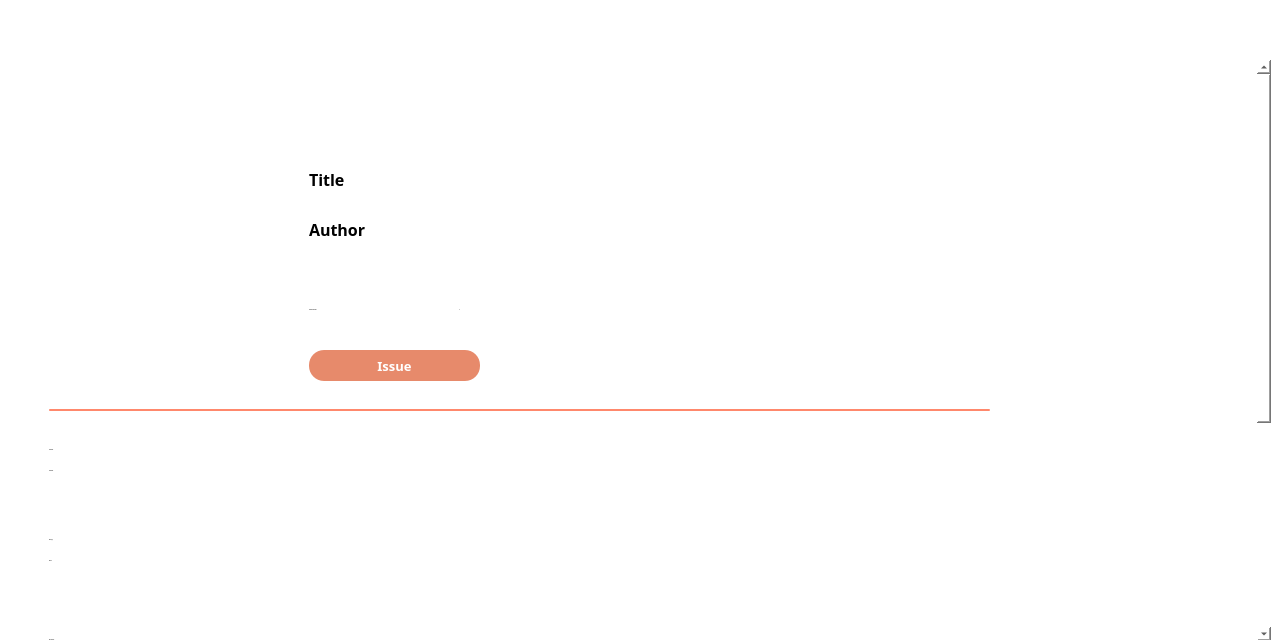
First picture: the form in LibraryInformationSystem/bookdetails.ui, repository janelle-lr/CS106LibraryInformationSystem, before the edit.
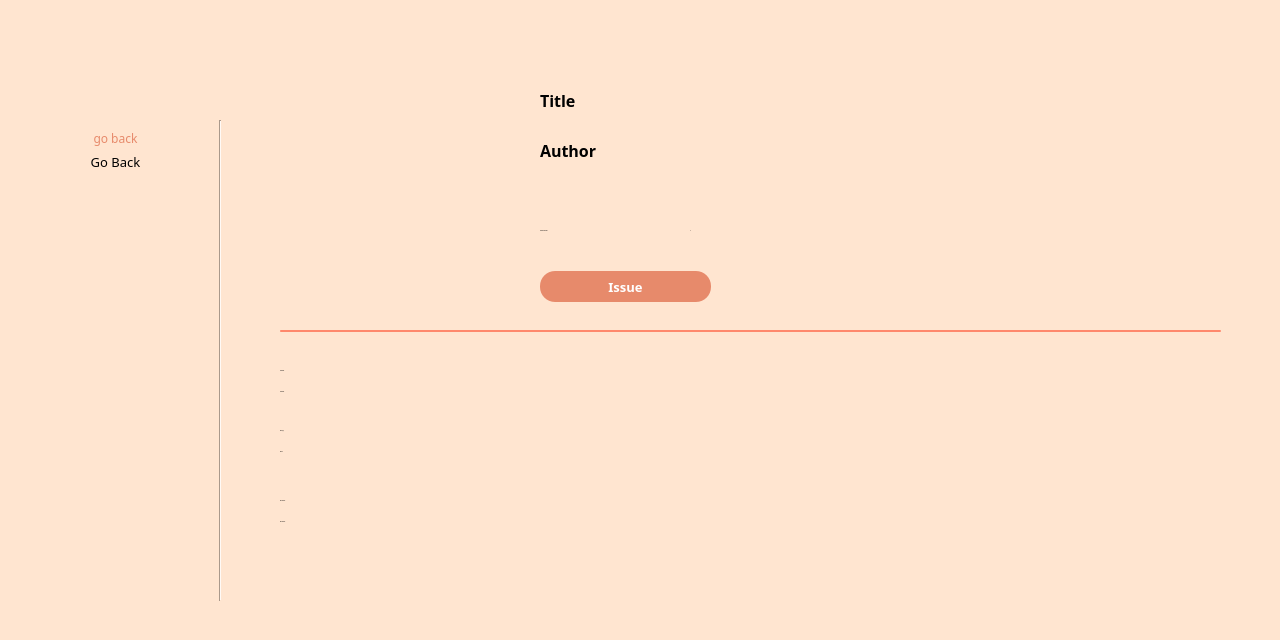
Second picture: the form after the edit. Icons and pictures are not drawn.

Diff of the .ui file:
```diff
--- a/LibraryInformationSystem/bookdetails.ui
+++ b/LibraryInformationSystem/bookdetails.ui
@@ -27,9 +27,11 @@
   </property>
   <widget class="QWidget" name="centralwidget">
    <property name="styleSheet">
-    <string notr="true">QWidget {
-background: #fff;
-font-family: Montserrat;
+    <string notr="true">
+
+QWidget{
+	background: #FFE5D0;
+	font-family: Montserrat;
 }
 
 QPushButton {
@@ -40,9 +42,9 @@
    <widget class="QScrollArea" name="scrollArea">
     <property name="geometry">
      <rect>
-      <x>0</x>
+      <x>230</x>
       <y>60</y>
-      <width>1271</width>
+      <width>1041</width>
       <height>581</height>
      </rect>
     </property>
@@ -58,18 +60,24 @@
      <property name="geometry">
       <rect>
        <x>0</x>
-       <y>-282</y>
-       <width>1254</width>
-       <height>918</height>
+       <y>0</y>
+       <width>1041</width>
+       <height>581</height>
       </rect>
      </property>
-     <layout class="QGridLayout" name="gridLayout_2">
-      <item row="0" column="0">
        <widget class="QFrame" name="frame_2">
+      <property name="geometry">
+       <rect>
+        <x>20</x>
+        <y>-20</y>
+        <width>991</width>
+        <height>581</height>
+       </rect>
+      </property>
         <property name="minimumSize">
          <size>
           <width>0</width>
-          <height>900</height>
+        <height>0</height>
          </size>
         </property>
         <property name="styleSheet">
@@ -86,8 +94,8 @@
         <widget class="QLabel" name="bookImage">
          <property name="geometry">
           <rect>
-           <x>100</x>
-           <y>100</y>
+         <x>90</x>
+         <y>50</y>
            <width>161</width>
            <height>211</height>
           </rect>
@@ -102,8 +110,8 @@
         <widget class="QPushButton" name="issueButton">
          <property name="geometry">
           <rect>
-           <x>300</x>
-           <y>281</y>
+         <x>290</x>
+         <y>231</y>
            <width>171</width>
            <height>31</height>
           </rect>
@@ -130,8 +138,8 @@
         <widget class="QLabel" name="availabilityLabel">
          <property name="geometry">
           <rect>
-           <x>300</x>
-           <y>230</y>
+         <x>290</x>
+         <y>180</y>
            <width>141</width>
            <height>21</height>
           </rect>
@@ -160,8 +168,8 @@
         <widget class="QLabel" name="publisherLabel_3">
          <property name="geometry">
           <rect>
-           <x>40</x>
-           <y>370</y>
+         <x>30</x>
+         <y>320</y>
            <width>331</width>
            <height>21</height>
           </rect>
@@ -190,8 +198,8 @@
         <widget class="QLabel" name="descriptionLabel_2">
          <property name="geometry">
           <rect>
-           <x>40</x>
-           <y>560</y>
+         <x>30</x>
+         <y>450</y>
            <width>331</width>
            <height>21</height>
           </rect>
@@ -220,8 +228,8 @@
         <widget class="QLabel" name="genreLabel_3">
          <property name="geometry">
           <rect>
-           <x>40</x>
-           <y>460</y>
+         <x>30</x>
+         <y>380</y>
            <width>331</width>
            <height>21</height>
           </rect>
@@ -250,8 +258,8 @@
         <widget class="QPushButton" name="savePushButton_5">
          <property name="geometry">
           <rect>
-           <x>40</x>
-           <y>340</y>
+         <x>30</x>
+         <y>290</y>
            <width>941</width>
            <height>2</height>
           </rect>
@@ -269,9 +277,9 @@
         <widget class="QLabel" name="titleLabel">
          <property name="geometry">
           <rect>
-           <x>300</x>
-           <y>100</y>
-           <width>101</width>
+         <x>290</x>
+         <y>50</y>
+         <width>691</width>
            <height>21</height>
           </rect>
          </property>
@@ -290,9 +298,9 @@
         <widget class="QLabel" name="authorLabel">
          <property name="geometry">
           <rect>
-           <x>300</x>
-           <y>150</y>
-           <width>101</width>
+         <x>290</x>
+         <y>100</y>
+         <width>691</width>
            <height>21</height>
           </rect>
          </property>
@@ -311,8 +319,8 @@
         <widget class="QLabel" name="stockLabel">
          <property name="geometry">
           <rect>
-           <x>450</x>
-           <y>230</y>
+         <x>440</x>
+         <y>180</y>
            <width>141</width>
            <height>21</height>
           </rect>
@@ -341,8 +349,8 @@
         <widget class="QLabel" name="publisher">
          <property name="geometry">
           <rect>
-           <x>40</x>
-           <y>400</y>
+         <x>30</x>
+         <y>350</y>
            <width>941</width>
            <height>21</height>
           </rect>
@@ -371,8 +379,8 @@
         <widget class="QLabel" name="genre">
          <property name="geometry">
           <rect>
-           <x>40</x>
-           <y>490</y>
+         <x>30</x>
+         <y>410</y>
            <width>941</width>
            <height>21</height>
           </rect>
@@ -401,10 +409,10 @@
         <widget class="QLabel" name="description">
          <property name="geometry">
           <rect>
-           <x>40</x>
-           <y>590</y>
+         <x>30</x>
+         <y>480</y>
            <width>941</width>
-           <height>21</height>
+         <height>71</height>
           </rect>
          </property>
          <property name="font">
@@ -429,9 +437,98 @@
          </property>
         </widget>
        </widget>
+    </widget>
+   </widget>
+   <widget class="Line" name="line">
+    <property name="geometry">
+     <rect>
+      <x>210</x>
+      <y>120</y>
+      <width>21</width>
+      <height>481</height>
+     </rect>
+    </property>
+    <property name="styleSheet">
+     <string notr="true">Line{
+	color:rgb(221, 46, 68);
+}</string>
+    </property>
+    <property name="orientation">
+     <enum>Qt::Vertical</enum>
+    </property>
+   </widget>
+   <widget class="QWidget" name="layoutWidget">
+    <property name="geometry">
+     <rect>
+      <x>20</x>
+      <y>130</y>
+      <width>191</width>
+      <height>471</height>
+     </rect>
+    </property>
+    <layout class="QVBoxLayout" name="verticalLayout_5">
+     <item>
+      <widget class="QLabel" name="backIcon">
+       <property name="styleSheet">
+        <string notr="true">QLabel{
+	color: rgb(231, 138, 107);
+}</string>
+       </property>
+       <property name="text">
+        <string>go back</string>
+       </property>
+       <property name="alignment">
+        <set>Qt::AlignCenter</set>
+       </property>
+      </widget>
+     </item>
+     <item>
+      <widget class="QPushButton" name="backBtn">
+       <property name="styleSheet">
+        <string notr="true">QPushButton{
+	border-radius:15px;
+	font: 14px &quot;Montserrat&quot;;
+}
+
+QPushButton:hover {
+	text-decoration: underline;
+}</string>
+       </property>
+       <property name="text">
+        <string>Go Back</string>
+       </property>
+      </widget>
+     </item>
+     <item>
+      <spacer name="verticalSpacer_3">
+       <property name="orientation">
+        <enum>Qt::Vertical</enum>
+       </property>
+       <property name="sizeHint" stdset="0">
+        <size>
+         <width>20</width>
+         <height>40</height>
+        </size>
+       </property>
+      </spacer>
       </item>
      </layout>
     </widget>
+   <widget class="QLabel" name="logoImage">
+    <property name="geometry">
+     <rect>
+      <x>10</x>
+      <y>30</y>
+      <width>221</width>
+      <height>71</height>
+     </rect>
+    </property>
+    <property name="text">
+     <string/>
+    </property>
+    <property name="pixmap">
+     <pixmap resource="resources.qrc">:/resources/images/bblLogo.png</pixmap>
+    </property>
    </widget>
   </widget>
  </widget>
```
Lines whose indentation alone changed are shown as unchanged.
